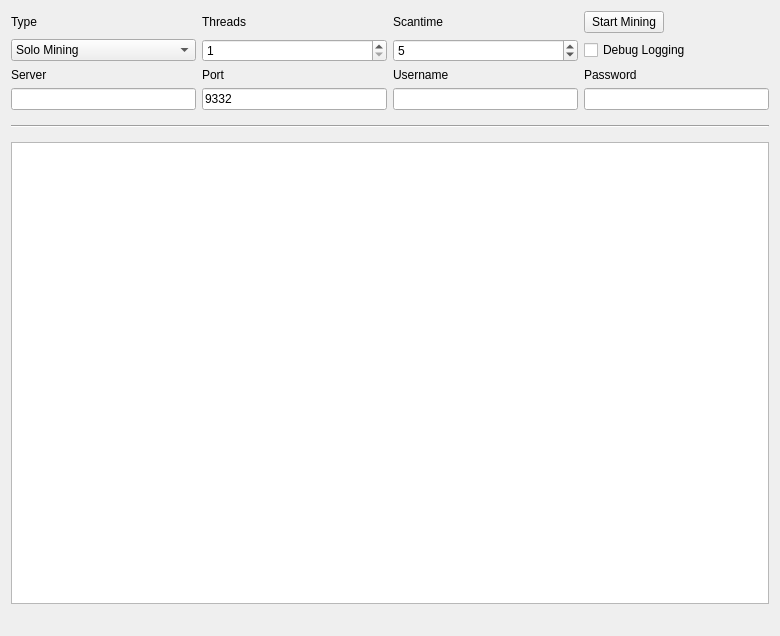
Before: the Qt Designer form src/qt/forms/miningpage.ui in testbars/testbars, drawn with Qt 5.
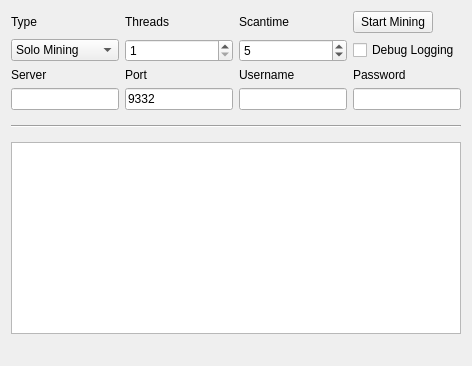
After: the same form once the commit is applied.

Patch:
```diff
--- a/src/qt/forms/miningpage.ui
+++ b/src/qt/forms/miningpage.ui
@@ -2,7 +2,7 @@
 <ui version="4.0">
  <class>MiningPage</class>
  <widget class="QWidget" name="MiningPage">
-  <property name="geometry">
+  <property name="tbsmetry">
    <rect>
     <x>0</x>
     <y>0</y>
```
